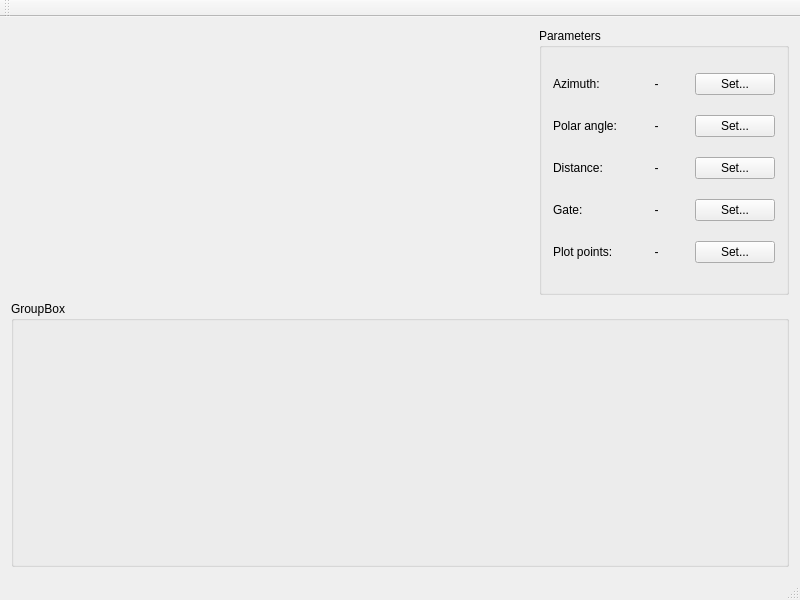
Above: GUI/mainwindow.ui from DaniloBorquez/Hodoscope-Manager-GUI before the change. Below: the same form after it.
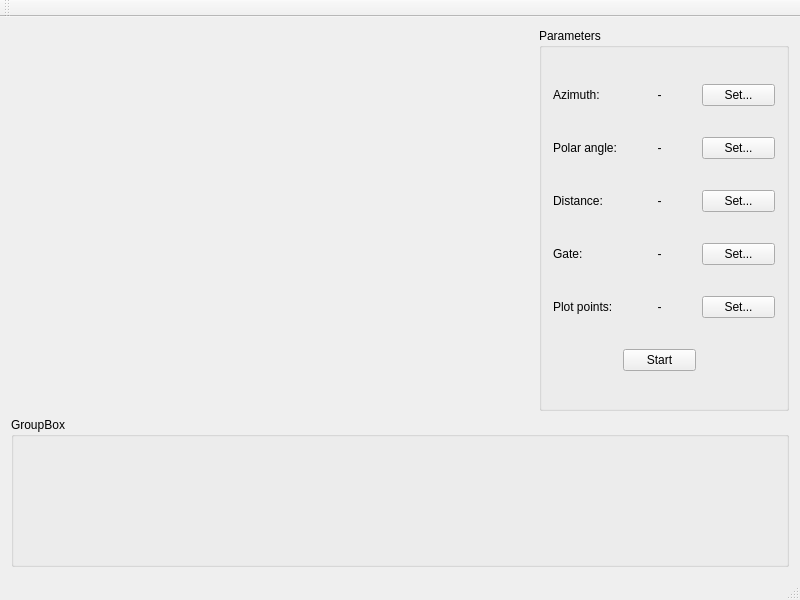
That is the form after the change. Custom widgets are drawn as their Qt base class.

Commit message: Plot init added to mainWindows class. Plot with axis names and time with the correct format.

Patch:
```diff
--- a/GUI/mainwindow.ui
+++ b/GUI/mainwindow.ui
@@ -164,6 +164,13 @@
            </property>
           </widget>
          </item>
+         <item row="6" column="1">
+          <widget class="QPushButton" name="pushButtonStart">
+           <property name="text">
+            <string>Start</string>
+           </property>
+          </widget>
+         </item>
         </layout>
        </widget>
       </item>
@@ -171,6 +178,12 @@
     </item>
     <item>
      <widget class="QGroupBox" name="groupBox_2">
+      <property name="maximumSize">
+       <size>
+        <width>16777215</width>
+        <height>150</height>
+       </size>
+      </property>
       <property name="title">
        <string>GroupBox</string>
       </property>
```
Left out of the diff: 4 changed lines with no effect on the pictures. The commit also changes 2 other files.
